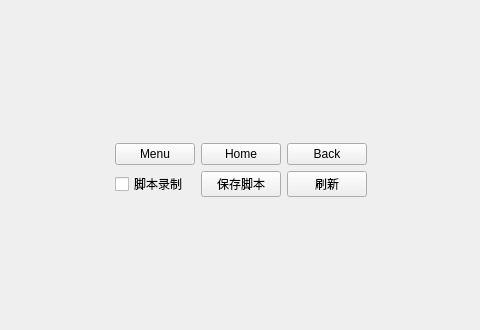
Old version of the form woodpecker/views/src/recording.ui in the repository cash2one/AutoDriver; both pictures show x 218 to 698 and y 0 to 330 of the 917 by 525 pixel window.
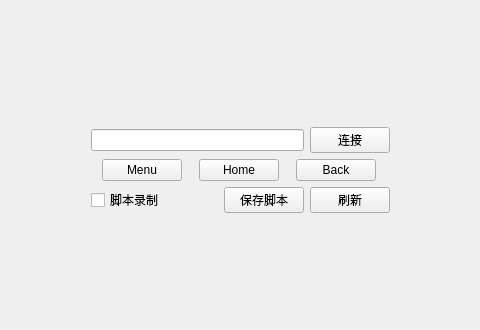
New version of the form.

Patch:
```diff
--- a/woodpecker/views/src/recording.ui
+++ b/woodpecker/views/src/recording.ui
@@ -47,6 +47,20 @@
          </property>
         </spacer>
        </item>
+       <item>
+        <layout class="QHBoxLayout" name="horizontalLayout_4">
+         <item>
+          <widget class="QLineEdit" name="txt_ip_addr"/>
+         </item>
+         <item>
+          <widget class="QPushButton" name="btn_connect">
+           <property name="text">
+            <string>连接</string>
+           </property>
+          </widget>
+         </item>
+        </layout>
+       </item>
        <item>
         <layout class="QHBoxLayout" name="horizontalLayout">
          <item>
```
